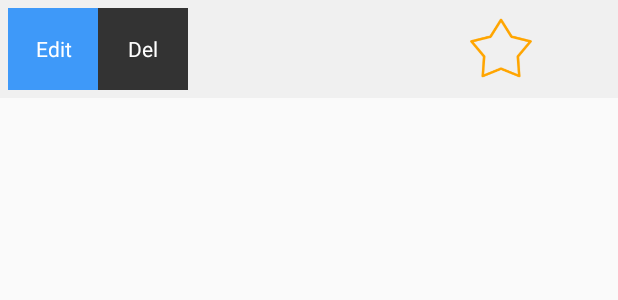
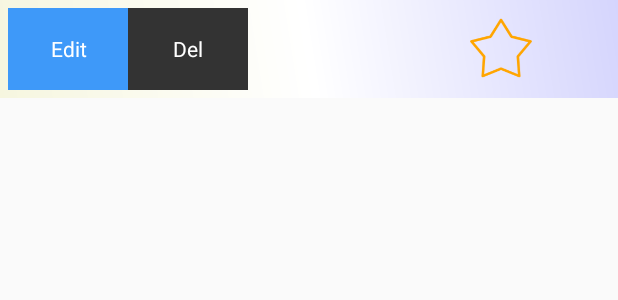
Before and after one commit to liujson/mqtt-client-ui, an Android app: the layout item_connection_profile.xml on its own in the app's theme, with its tools: preview values and no code run, on a phone screen of 412 x 824 dp. Shown: the top 300 px of the screen. Run offline under Robolectric (Android 15) with nearby library versions, the phone set to English and light mode, and no system bars; plain views replace SwipeLayout.

```diff
--- a/app/src/main/java/cn/liujson/client/ui/viewmodel/ProfileEditorViewModel.java
+++ b/app/src/main/java/cn/liujson/client/ui/viewmodel/ProfileEditorViewModel.java
@@ -1,5 +1,6 @@
 package cn.liujson.client.ui.viewmodel;
 
+import android.net.Uri;
 import android.text.TextUtils;
 
 import androidx.databinding.ObservableBoolean;
@@ -81,7 +82,8 @@ public class ProfileEditorViewModel extends BaseViewModel {
         connectionProfile.id = (int) profileID;
         connectionProfile.profileName = entity.fieldProfileName.get();
         final String schema = navigator.readSchema();
-        connectionProfile.brokerAddress = schema + entity.fieldBrokerAddress.get();
+        final Uri uri = Uri.parse(schema + entity.fieldBrokerAddress.get());
+        connectionProfile.brokerAddress = uri.toString();
         connectionProfile.brokerPort = Integer.parseInt(Objects.requireNonNull(entity.fieldBrokerPort.get()));
         connectionProfile.clientID = entity.fieldClientID.get();
         connectionProfile.username = entity.fieldUsername.get();
--- /dev/null
+++ b/app/src/main/res/drawable/bg_item_profile.xml
@@ -0,0 +1,11 @@
+<?xml version="1.0" encoding="utf-8"?>
+<shape xmlns:android="http://schemas.android.com/apk/res/android"
+    android:shape="rectangle">
+
+    <gradient
+        android:angle="45"
+        android:centerColor="#FFFFFF"
+        android:endColor="#D5D5FD"
+        android:startColor="#F6F6DF" />
+
+</shape>
--- a/app/src/main/res/layout/fragment_log_preview.xml
+++ b/app/src/main/res/layout/fragment_log_preview.xml
@@ -12,5 +12,5 @@
     <cn.liujson.client.ui.widget.LogsPreviewView
         android:id="@+id/logs_preview"
         android:layout_width="match_parent"
-        android:layout_height="match_parent"/>
+        android:layout_height="match_parent" />
 </layout>
--- a/app/src/main/res/layout/item_connection_profile.xml
+++ b/app/src/main/res/layout/item_connection_profile.xml
@@ -3,7 +3,7 @@
     xmlns:swipe="http://schemas.android.com/apk/res-auto"
     android:layout_width="match_parent"
     android:layout_height="65dp"
-    android:background="#F0F0F0"
+    android:background="@drawable/bg_item_profile"
     android:padding="5dp">
 
     <com.daimajia.swipe.SwipeLayout
@@ -17,28 +17,30 @@
             android:layout_width="wrap_content"
             android:layout_height="match_parent"
             android:elevation="5dp">
+
             <RelativeLayout
                 android:id="@+id/rl_actions"
                 android:layout_width="wrap_content"
                 android:layout_height="match_parent">
+
                 <TextView
                     android:id="@+id/tv_edit"
-                    android:layout_width="60dp"
+                    android:layout_width="80dp"
                     android:layout_height="match_parent"
                     android:background="#3e99f9"
                     android:gravity="center"
-                    android:textColor="#FFFFFF"
-                    android:text="Edit" />
+                    android:text="Edit"
+                    android:textColor="#FFFFFF" />
 
                 <TextView
+                    android:id="@+id/tv_del"
+                    android:layout_width="80dp"
+                    android:layout_height="match_parent"
                     android:layout_toEndOf="@id/tv_edit"
-                    android:id="@+id/tv_del"
-                    android:layout_width="60dp"
-                    android:layout_height="match_parent"
                     android:background="#333"
                     android:gravity="center"
-                    android:textColor="#FFFFFF"
-                    android:text="Del" />
+                    android:text="Del"
+                    android:textColor="#FFFFFF" />
             </RelativeLayout>
 
         </LinearLayout>
@@ -70,11 +72,11 @@
                 android:id="@+id/cb_star"
                 android:layout_width="45dp"
                 android:layout_height="45dp"
+                android:layout_alignParentEnd="true"
                 android:layout_centerVertical="true"
-                android:layout_alignParentEnd="true"
                 android:layout_marginEnd="50dp"
-                android:button="@null"
-                android:background="@drawable/selector_cb_connection_star"/>
+                android:background="@drawable/selector_cb_connection_star"
+                android:button="@null" />
         </RelativeLayout>
     </com.daimajia.swipe.SwipeLayout>
 </RelativeLayout>
--- a/ui-libmqtt/src/main/java/com/ubains/lib/mqtt/mod/provider/event/MqttBindChangeEvent.java
+++ b/ui-libmqtt/src/main/java/com/ubains/lib/mqtt/mod/provider/event/MqttBindChangeEvent.java
@@ -14,4 +14,7 @@ public class MqttBindChangeEvent {
         this.bind = bind;
     }
 
+    public boolean isBind() {
+        return bind;
+    }
 }
--- a/ui-libmqtt/src/main/java/com/ubains/lib/mqtt/mod/service/ConnectionService.java
+++ b/ui-libmqtt/src/main/java/com/ubains/lib/mqtt/mod/service/ConnectionService.java
@@ -54,7 +54,7 @@ public class ConnectionService extends Service {
         if (binder.isInstalled()) {
             //尝试关闭并释放资源
             final Disposable rxCloseSafety = binder.getClient()
-                    .closeForcibly(15000, 10000)
+                    .closeForcibly(1000, 500)
                     .subscribe(() -> {
                         LogUtil.d(TAG, "==disconnectForcibly success==");
                     }, throwable -> {
```
Also changed, not shown: app/src/main/java/cn/liujson/client/ui/PreviewMainActivity.java (+12 -1 lines), app/src/main/java/cn/liujson/client/ui/SSLDemoActivity.java (+12 -9 lines), app/src/main/java/cn/liujson/client/ui/fragments/ProfileEditorFragment.java (+14 -1 lines), app/src/main/java/cn/liujson/client/ui/fragments/TopicsFragment.java (+7 -3 lines), app/src/main/java/cn/liujson/client/ui/viewmodel/PreviewMainViewModel.java (+24 -10 lines), app/src/main/res/drawable/ic_connection_connected.xml (added, +9 -0 lines), app/src/main/res/drawable/ic_connection_disconnected.xml (added, +9 -0 lines), app/src/main/res/layout/activity_preview_main.xml (+13 -0 lines), ui-libmqtt/src/main/java/com/ubains/lib/mqtt/mod/service/MqttMgr.java (+6 -2 lines), 1 other file.
